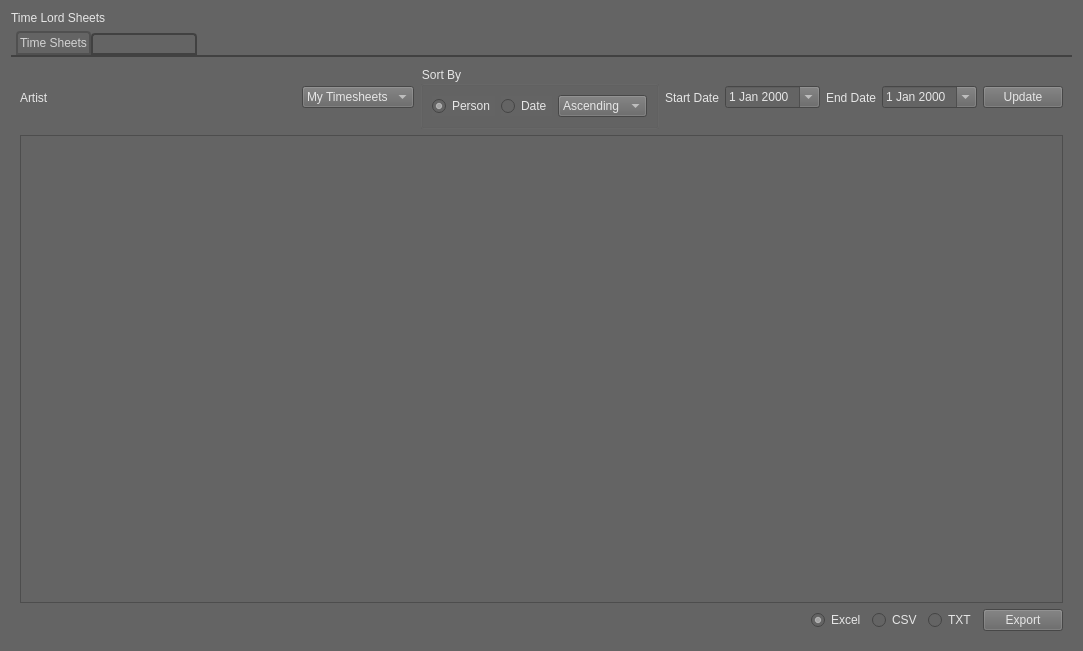
Before: the Qt Designer form Python/Utilities/time_lord/ui/time_lord_sheets.ui in SleepDeprivedVFX/t_sheets_listener, drawn with Qt 5.
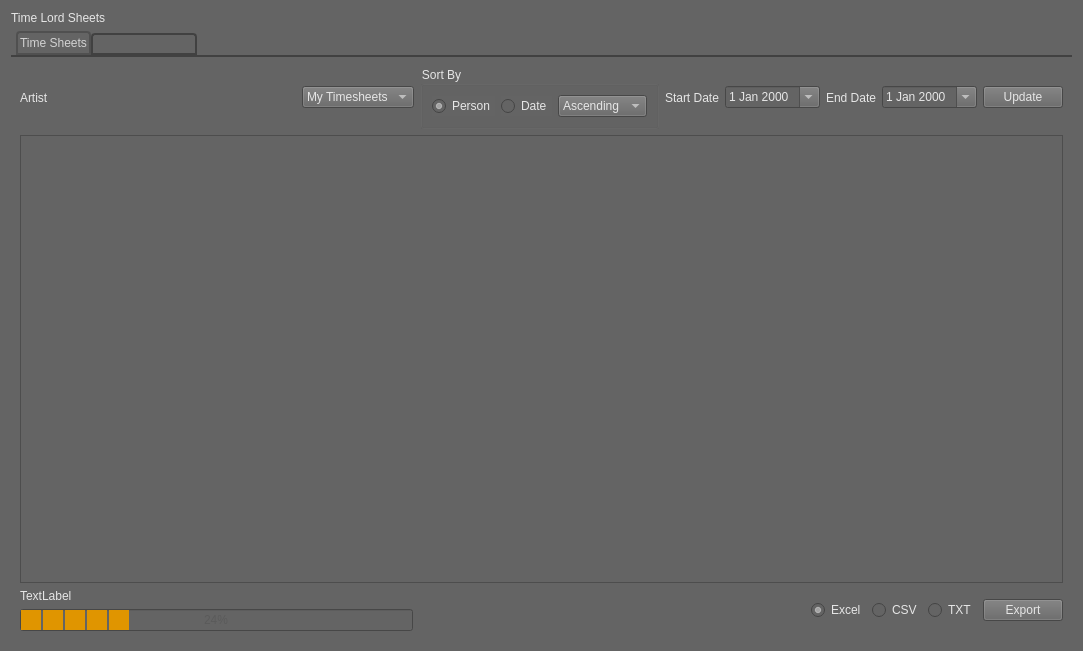
After: the same form once the commit is applied.

Commit message: Working on patching holes in the Lunch utility.  Made improvements to the Time Lord UI.  Made progress on Time Sheets UI, and gave an acronym to the TARDIS

```diff
--- a/Python/Utilities/time_lord/ui/time_lord_sheets.ui
+++ b/Python/Utilities/time_lord/ui/time_lord_sheets.ui
@@ -17,7 +17,7 @@
    <string notr="true">background-color: rgb(100, 100, 100);
 color: rgb(230, 230, 230);</string>
   </property>
-  <layout class="QVBoxLayout" name="verticalLayout_2">
+  <layout class="QVBoxLayout" name="verticalLayout_4">
    <item>
     <widget class="QLabel" name="title">
      <property name="toolTip">
@@ -301,6 +301,42 @@
        </item>
        <item>
         <layout class="QHBoxLayout" name="horizontalLayout_4">
+         <item>
+          <layout class="QVBoxLayout" name="verticalLayout_2">
+           <item>
+            <widget class="QLabel" name="editor_status">
+             <property name="text">
+              <string>TextLabel</string>
+             </property>
+            </widget>
+           </item>
+           <item>
+            <widget class="QProgressBar" name="editor_progress">
+             <property name="statusTip">
+              <string/>
+             </property>
+             <property name="styleSheet">
+              <string notr="true">QProgressBar {
+    text-align: center;
+	color: rgb(90, 90, 90);
+}
+
+QProgressBar::chunk {
+    background-color: rgb(224, 149, 0);
+    width: 20px;
+	margin: 1px;
+}</string>
+             </property>
+             <property name="value">
+              <number>24</number>
+             </property>
+             <property name="invertedAppearance">
+              <bool>false</bool>
+             </property>
+            </widget>
+           </item>
+          </layout>
+         </item>
          <item>
           <spacer name="horizontalSpacer_2">
            <property name="orientation">
```
The commit also changes 22 other files.
